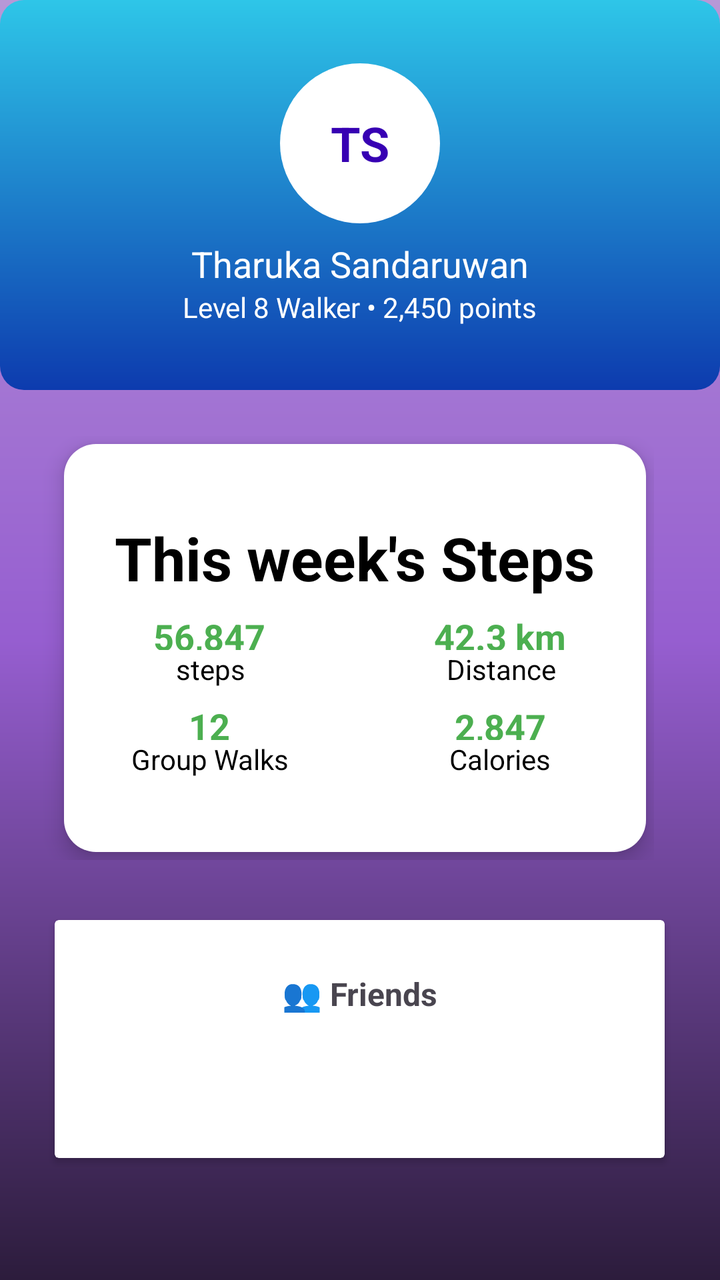
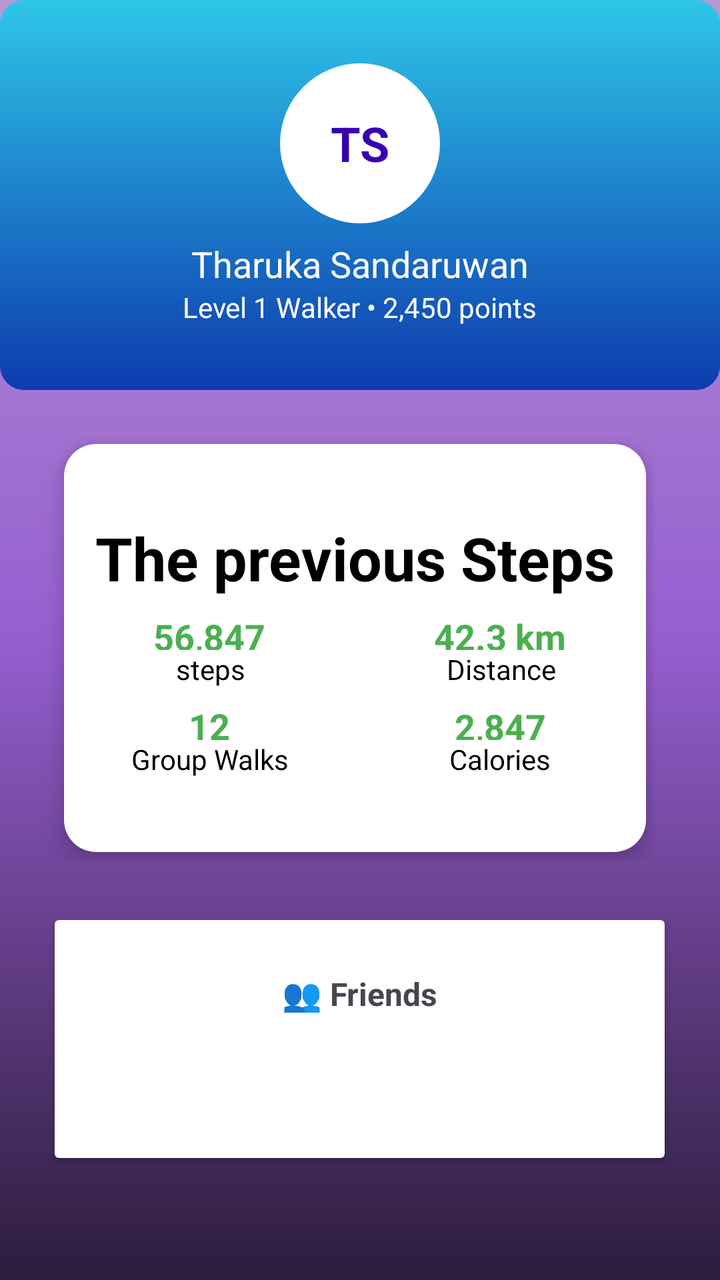

The first picture is an Android layout as it rendered before a commit; the second is the same layout after the commit. The layout source and the unified diff follow.
<!-- AndroidManifest.xml: application theme Theme.GrowStep -->
<!-- res/layout/activity_profile_friends.xml -->
<?xml version="1.0" encoding="utf-8"?>
<RelativeLayout xmlns:android="http://schemas.android.com/apk/res/android"
    xmlns:app="http://schemas.android.com/apk/res-auto"
    android:layout_width="match_parent"
    android:layout_height="match_parent"
    android:background="@drawable/activity_profile_background">

    

    


    

    <LinearLayout
        android:id="@+id/profileHeader"
        android:layout_width="473dp"
        android:layout_height="195dp"
        android:background="@drawable/diamond_button_bg"
        android:gravity="center"
        android:orientation="vertical">

        <TextView
            android:id="@+id/profileIcon"
            android:layout_width="80dp"
            android:layout_height="80dp"
            android:background="@drawable/circle_background"
            android:gravity="center"
            android:text="TS"
            android:textColor="@color/design_default_color_primary_dark"
            android:textSize="24sp"
            android:textStyle="bold" />

        <TextView
            android:id="@+id/tvUserName"
            android:layout_width="wrap_content"
            android:layout_height="wrap_content"
            android:layout_marginTop="8dp"
            android:text="Tharuka Sandaruwan"
            android:textColor="@android:color/white"
            android:textSize="18sp" />

        <TextView
            android:id="@+id/tvUserLevel"
            android:layout_width="wrap_content"
            android:layout_height="wrap_content"
            android:text="Level 8 Walker • 2,450 points"
            android:textColor="@android:color/white"
            android:textSize="14sp" />
    </LinearLayout>

    <GridLayout
        android:id="@+id/weeklyStatsGaid"
        android:layout_width="371dp"
        android:layout_height="212dp"
        android:layout_below="@id/profileHeader"
        android:layout_alignParentStart="true"
        android:layout_alignParentEnd="true"
        android:layout_marginStart="7dp"
        android:layout_marginTop="23dp"
        android:layout_marginEnd="33dp"
        android:columnCount="2"
        android:gravity="center"
        android:useDefaultMargins="true">

        <LinearLayout
            android:id="@+id/statsCard"
            android:layout_width="match_parent"
            android:layout_height="match_parent"
            android:layout_row="0"
            android:layout_column="0"
            android:layout_below="@id/stepCircleContainer"
            android:layout_centerHorizontal="true"
            android:layout_marginLeft="25dp"
            android:background="@drawable/forgot_password_card_background"
            android:elevation="6dp"
            android:gravity="center"
            android:orientation="vertical">

            <TextView
                android:id="@+id/stepsCount"
                android:layout_width="wrap_content"
                android:layout_height="wrap_content"
                android:layout_gravity="center"

                android:text="This week's Steps"
                android:textColor="#000000"
                android:textSize="30sp"
                android:textStyle="bold" />


            <LinearLayout
                android:layout_width="match_parent"
                android:layout_height="26dp"
                android:gravity="center"
                android:orientation="horizontal"
                android:paddingTop="12dp"
                android:weightSum="2">

                <TextView
                    android:id="@+id/NupberSteps"
                    android:layout_width="0dp"
                    android:layout_height="39dp"
                    android:layout_weight="1"
                    android:gravity="center"
                    android:text="56,847"
                    android:textColor="#4CAF50"
                    android:textSize="18sp"
                    android:textStyle="bold" />

                <TextView
                    android:id="@+id/Nupberdistance"
                    android:layout_width="0dp"
                    android:layout_height="39dp"
                    android:layout_weight="1"
                    android:gravity="center"
                    android:text="42.3 km"
                    android:textColor="#4CAF50"
                    android:textSize="18sp"
                    android:textStyle="bold" />

            </LinearLayout>

            <LinearLayout
                android:layout_width="match_parent"
                android:layout_height="wrap_content"
                android:gravity="center"
                android:orientation="horizontal"
                android:weightSum="2">

                <TextView
                    android:id="@+id/steps"
                    android:layout_width="180dp"
                    android:layout_height="match_parent"
                    android:layout_weight="1"
                    android:gravity="center"
                    android:text="steps"
                    android:textColor="#000000"
                    android:textSize="14sp" />

                <TextView
                    android:id="@+id/Distance"
                    android:layout_width="178dp"
                    android:layout_height="wrap_content"
                    android:layout_weight="1"
                    android:gravity="center"
                    android:text="Distance"
                    android:textColor="#000000"
                    android:textSize="14sp" />


            </LinearLayout>

            <LinearLayout
                android:layout_width="match_parent"
                android:layout_height="26dp"
                android:gravity="center"
                android:orientation="horizontal"
                android:paddingTop="12dp"
                android:weightSum="2">

                <TextView
                    android:id="@+id/NupberGroupsWalked"
                    android:layout_width="0dp"
                    android:layout_height="44dp"
                    android:layout_weight="1"
                    android:gravity="center"
                    android:text="12"
                    android:textColor="#4CAF50"
                    android:textSize="18sp"
                    android:textStyle="bold" />

                <TextView
                    android:id="@+id/NupberCalories"
                    android:layout_width="0dp"
                    android:layout_height="39dp"
                    android:layout_weight="1"
                    android:gravity="center"
                    android:text="2,847"
                    android:textColor="#4CAF50"
                    android:textSize="18sp"
                    android:textStyle="bold" />

            </LinearLayout>

            <LinearLayout
                android:layout_width="match_parent"
                android:layout_height="wrap_content"
                android:gravity="center"
                android:orientation="horizontal"
                android:weightSum="2">

                <TextView
                    android:id="@+id/Groupwalks"
                    android:layout_width="0dp"
                    android:layout_height="wrap_content"
                    android:layout_weight="1"
                    android:gravity="center"
                    android:text="Group Walks"
                    android:textColor="#000000"
                    android:textSize="14sp" />

                <TextView
                    android:id="@+id/Calories"
                    android:layout_width="0dp"
                    android:layout_height="wrap_content"
                    android:layout_weight="1"
                    android:gravity="center"
                    android:text="Calories"
                    android:textColor="#000000"
                    android:textSize="14sp" />


            </LinearLayout>


        </LinearLayout>
    </GridLayout>

    <androidx.cardview.widget.CardView
        android:id="@+id/friendsCard"
        android:layout_width="305dp"
        android:layout_height="210dp"
        android:layout_below="@+id/weeklyStatsGaid"
        android:layout_alignParentBottom="true"
        android:layout_centerHorizontal="true"
        android:layout_marginTop="30dp"
        android:layout_marginBottom="61dp">

        <LinearLayout
            android:layout_width="match_parent"
            android:layout_height="match_parent"
            android:orientation="vertical"
            android:padding="12dp">

            <TextView
                android:layout_width="match_parent"
                android:layout_height="50dp"
                android:gravity="center"
                android:text="👥 Friends"
                android:textAlignment="center"
                android:textSize="16sp"
                android:textStyle="bold" />

            <LinearLayout
                android:id="@+id/friendsList"
                android:layout_width="match_parent"
                android:layout_height="wrap_content"
                android:orientation="vertical"
                android:layout_marginTop="8dp" />
        </LinearLayout>
    </androidx.cardview.widget.CardView>
</RelativeLayout>
<!-- resources referenced by this layout -->
<resources>
  <!-- drawable activity_profile_background (drawable) -->
  <?xml version="1.0" encoding="utf-8"?>
  <shape xmlns:android="http://schemas.android.com/apk/res/android" android:shape="rectangle">
      <gradient
          android:startColor="#B798D7"
          android:centerColor="#965ED0"
          android:endColor="#2C1C3C"
          android:angle="2"/>
  </shape>
  <!-- drawable circle_background (drawable) -->
  <?xml version="1.0" encoding="utf-8"?>
  <shape xmlns:android="http://schemas.android.com/apk/res/android" android:shape="oval">
      <solid android:color="@android:color/white"/>
  </shape>
  <!-- drawable diamond_button_bg (drawable) -->
  <?xml version="1.0" encoding="utf-8"?>
  <shape xmlns:android="http://schemas.android.com/apk/res/android" android:shape="rectangle">
      
      <corners android:radius="12dp"/>
  
      <gradient
          android:startColor="#2EC6E8"
          android:endColor="#0D3BAE"
          android:angle="2"/>
  
  
      <path
  
  
          android:pathData="M 60 0 L 120 60 L 60 120 L 0 60 Z"
          />
  
  
  
  </shape>
  <!-- drawable forgot_password_card_background (drawable) -->
  <shape xmlns:android="http://schemas.android.com/apk/res/android">
      <solid android:color="@color/white" />
      <corners android:radius="16dp" />
  </shape>
  <style name="Theme.GrowStep" parent="Base.Theme.GrowStep" />
  <color name="white">#FFFFFFFF</color>
  <style name="Base.Theme.GrowStep" parent="Theme.Material3.DayNight.NoActionBar">
          
          
      </style>
</resources>

<!-- the commit's change to res/layout/activity_profile_friends.xml (unified diff, before → after) -->
@@ -44,7 +44,7 @@
             android:id="@+id/tvUserLevel"
             android:layout_width="wrap_content"
             android:layout_height="wrap_content"
-            android:text="Level 8 Walker • 2,450 points"
+            android:text="Level 1 Walker • 2,450 points"
             android:textColor="@android:color/white"
             android:textSize="14sp" />
     </LinearLayout>
@@ -83,7 +83,7 @@
                 android:layout_height="wrap_content"
                 android:layout_gravity="center"
 
-                android:text="This week's Steps"
+                android:text="The previous Steps"
                 android:textColor="#000000"
                 android:textSize="30sp"
                 android:textStyle="bold" />
